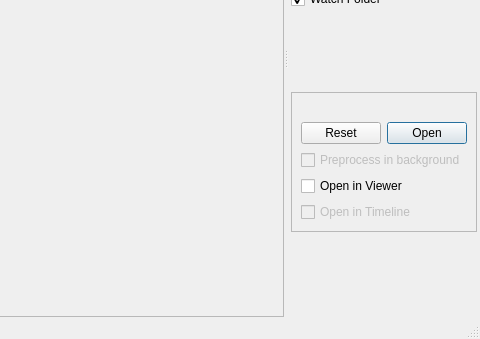
Qt form hipies/gui/mainwindow.ui (ronpandolfi/Xi-cam) before a commit; both pictures show x 489 to 969 and y 261 to 600 of the 969 by 600 pixel window.
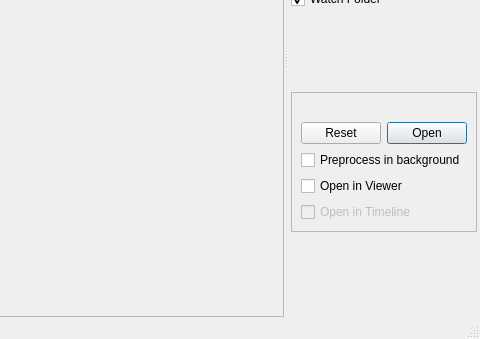
The same form after that commit. The open tabs and pages were chosen to show the change. Icons and pictures are not drawn.

Diff of the .ui file:
```diff
--- a/hipies/gui/mainwindow.ui
+++ b/hipies/gui/mainwindow.ui
@@ -589,7 +589,7 @@
              <item>
               <widget class="QCheckBox" name="autoPreprocess">
                <property name="enabled">
-                <bool>false</bool>
+                   <bool>true</bool>
                </property>
                <property name="text">
                 <string>Preprocess in background</string>
```
Left out of the diff: 74 changed lines with no effect on the pictures.
